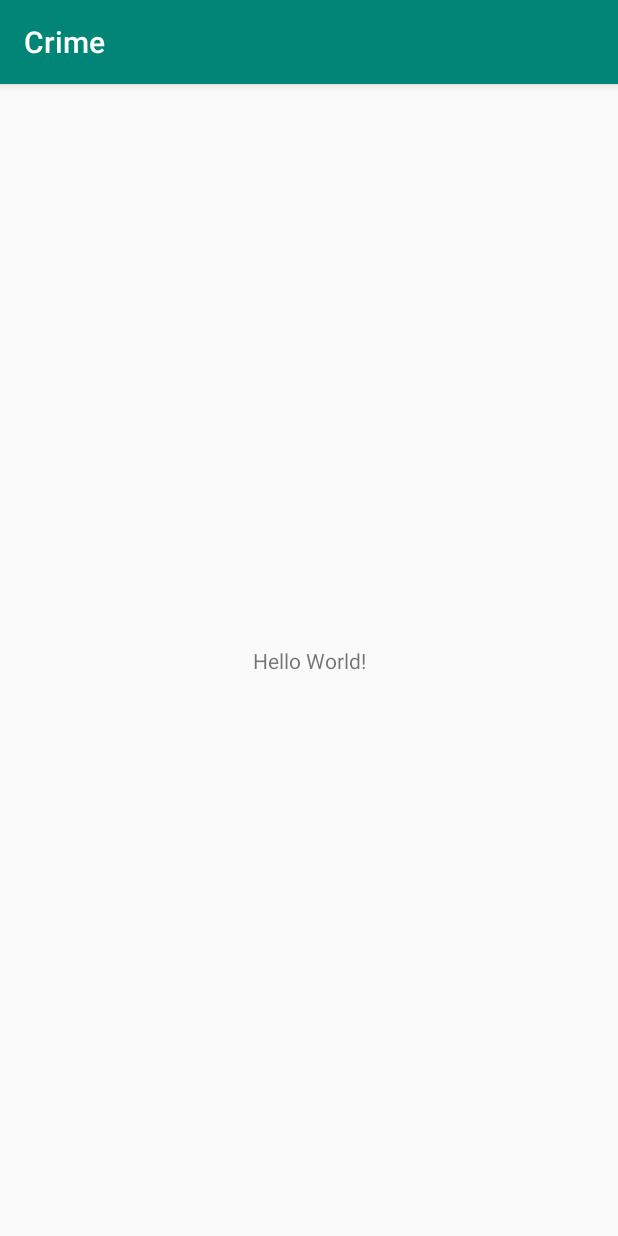
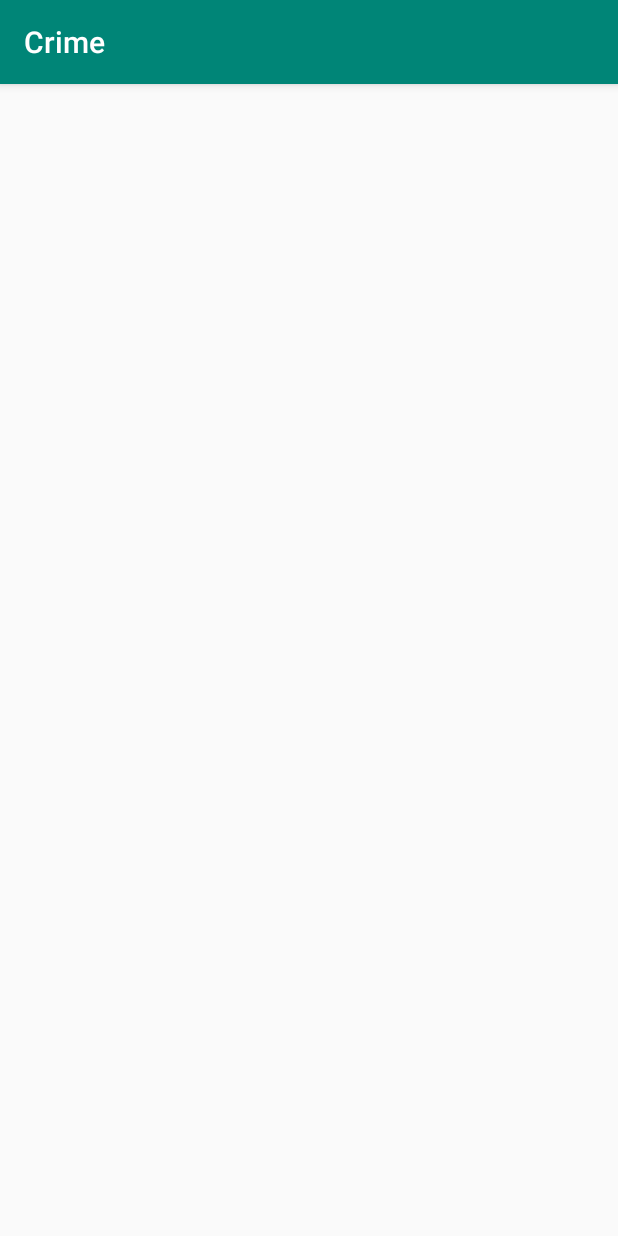
Before and after one commit to CDelaney0/cs_3010_crime, an Android app: the screen it shows after launch (MainActivity), on a phone screen of 412 x 824 dp. Run offline under Robolectric (Android 15) with nearby library versions, the phone set to English and light mode, and no system bars.

Commit message:
follow the book

```diff
--- a/app/build.gradle
+++ b/app/build.gradle
@@ -30,6 +30,7 @@ dependencies {
     implementation 'androidx.core:core-ktx:1.0.2'
     implementation 'androidx.constraintlayout:constraintlayout:1.1.3'
     implementation 'androidx.lifecycle:lifecycle-extensions:2.0.0'
+    implementation 'androidx.recyclerview:recyclerview:1.0.0'
     testImplementation 'junit:junit:4.12'
     androidTestImplementation 'androidx.test.ext:junit:1.1.0'
     androidTestImplementation 'androidx.test.espresso:espresso-core:3.1.1'
--- a/app/src/main/java/com/example/crime/CrimeFragment.kt
+++ b/app/src/main/java/com/example/crime/CrimeFragment.kt
@@ -16,6 +16,7 @@ class CrimeFragment:Fragment() {
     private lateinit var crime:Crime
     private lateinit var titleField: EditText
     private lateinit var dateButton: Button
+    private lateinit var solvedCheckBox: CheckBox
 
     override  fun onCreate(savedInstanceState: Bundle?){
         super.onCreate(savedInstanceState)
@@ -30,6 +31,7 @@ class CrimeFragment:Fragment() {
         val view = inflater.inflate(R.layout.fragment_crime,container,false)
         titleField = view.findViewById(R.id.crime_title) as EditText
         dateButton = view.findViewById(R.id.crime_date) as Button
+        solvedCheckBox = view.findViewById(R.id.crime_solved) as CheckBox
 
         dateButton.apply{
             text = crime.date.toString()
@@ -65,5 +67,11 @@ class CrimeFragment:Fragment() {
         }
 
         titleField.addTextChangedListener(titleWatcher)
+
+        solvedCheckBox.apply {
+            setOnCheckedChangeListener { _, isChecked ->
+                crime.isSolved = isChecked
+            }
+        }
     }
 }
--- /dev/null
+++ b/app/src/main/java/com/example/crime/CrimeListFragment.kt
@@ -0,0 +1,27 @@
+package com.example.crime
+
+import android.os.Bundle
+import android.util.Log
+import androidx.fragment.app.Fragment
+import androidx.lifecycle.ViewModelProviders
+
+
+private const val TAG = "CrimeListFragment"
+
+class CrimeListFragment : Fragment() {
+
+    private val crimeListViewModel: CrimeListViewModel by lazy {
+        ViewModelProviders.of(this).get(CrimeListViewModel::class.java)
+    }
+
+    override fun onCreate(savedInstanceState: Bundle?) {
+        super.onCreate(savedInstanceState)
+        Log.d(TAG, "Total crimes: ${crimeListViewModel.crimes.size}")
+    }
+
+    companion object {
+        fun newInstance(): CrimeListFragment {
+            return CrimeListFragment()
+        }
+    }
+}
--- a/app/src/main/java/com/example/crime/MainActivity.kt
+++ b/app/src/main/java/com/example/crime/MainActivity.kt
@@ -8,5 +8,16 @@ class MainActivity : AppCompatActivity() {
     override fun onCreate(savedInstanceState: Bundle?) {
         super.onCreate(savedInstanceState)
         setContentView(R.layout.activity_main)
+
+        val currentFragment =
+            supportFragmentManager.findFragmentById(R.id.fragment_container)
+
+        if (currentFragment == null) {
+            val fragment = CrimeListFragment.newInstance()
+            supportFragmentManager
+                .beginTransaction()
+                .add(R.id.fragment_container, fragment)
+                .commit()
+        }
     }
 }
--- a/app/src/main/res/layout/activity_main.xml
+++ b/app/src/main/res/layout/activity_main.xml
@@ -1,18 +1,6 @@
 <?xml version="1.0" encoding="utf-8"?>
-<androidx.constraintlayout.widget.ConstraintLayout xmlns:android="http://schemas.android.com/apk/res/android"
-    xmlns:app="http://schemas.android.com/apk/res-auto"
-    xmlns:tools="http://schemas.android.com/tools"
+<FrameLayout
+    xmlns:android="http://schemas.android.com/apk/res/android"
+    android:id="@+id/fragment_container"
     android:layout_width="match_parent"
-    android:layout_height="match_parent"
-    tools:context=".MainActivity">
-
-    <TextView
-        android:layout_width="wrap_content"
-        android:layout_height="wrap_content"
-        android:text="Hello World!"
-        app:layout_constraintBottom_toBottomOf="parent"
-        app:layout_constraintLeft_toLeftOf="parent"
-        app:layout_constraintRight_toRightOf="parent"
-        app:layout_constraintTop_toTopOf="parent" />
-
-</androidx.constraintlayout.widget.ConstraintLayout>
+    android:layout_height="match_parent"/>
```
